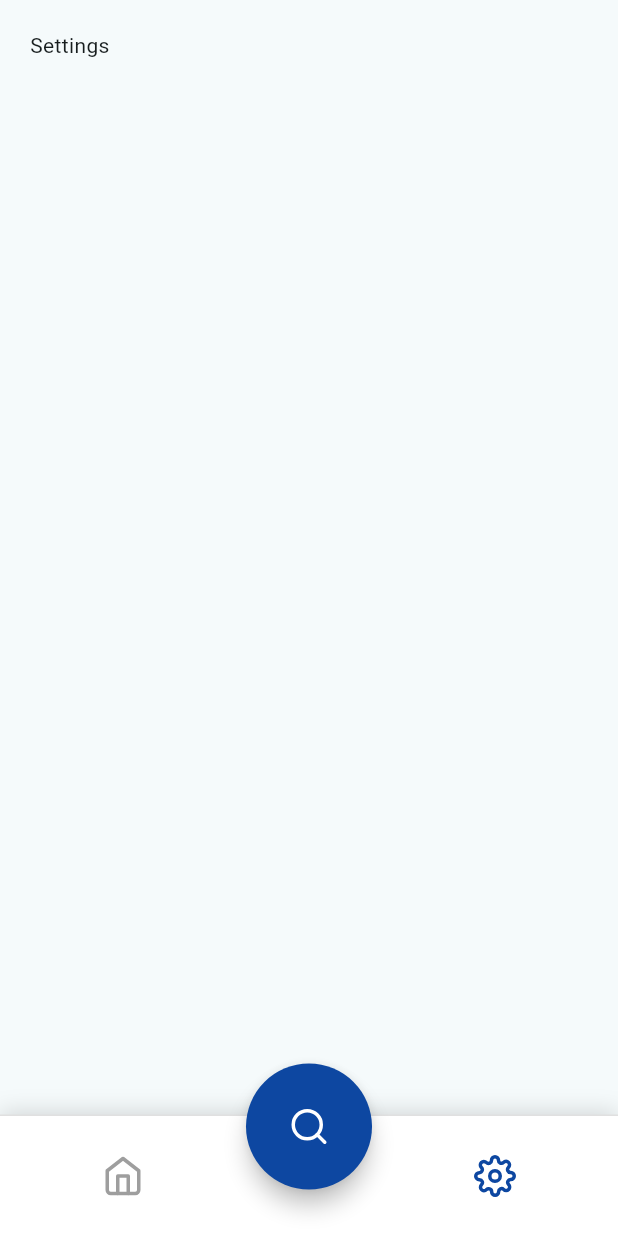
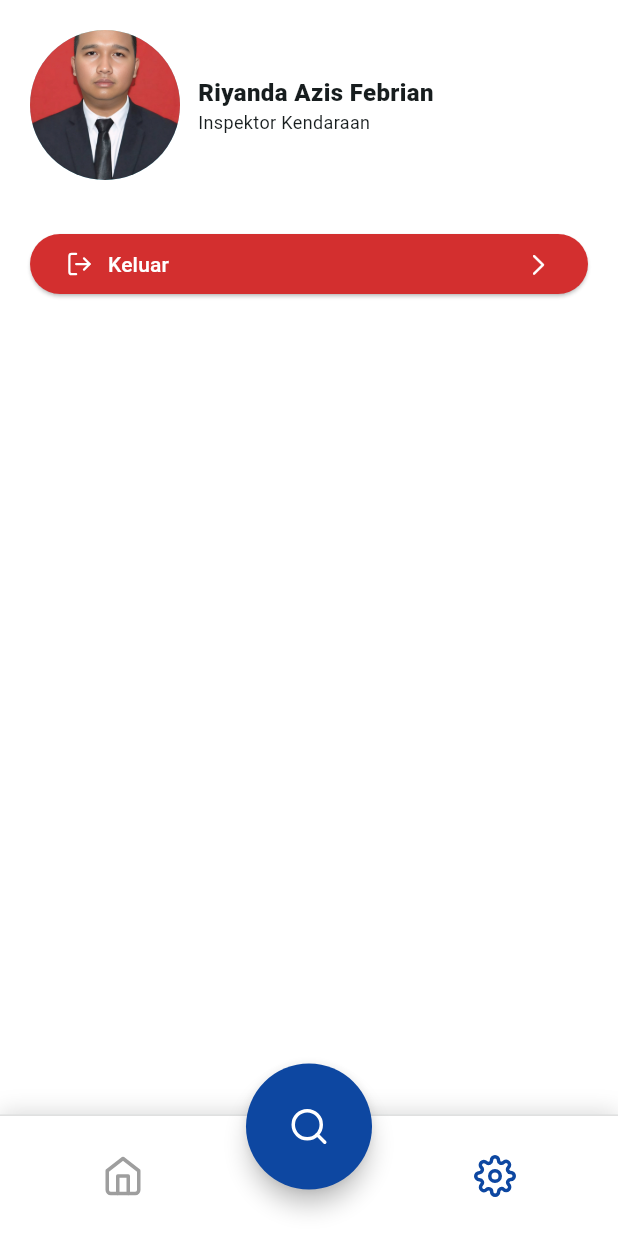
Before and after one commit to Chevyosa/petrosafe_app, a Flutter app: the screen it shows after launch, after a tap on an icon or button, on a phone screen of 412 x 824 dp. Run offline on Flutter 3.47's test engine with Material 3 defaults, Android fonts, the phone set to English and light mode, and no system bars; our stand-ins replace flutter_feather_icons.

Commit message:
Created Settings Page

```diff
--- a/lib/widgets/settings/content_settings.dart
+++ b/lib/widgets/settings/content_settings.dart
@@ -1,17 +1,77 @@
+import 'package:flutter/cupertino.dart';
 import 'package:flutter/material.dart';
+import 'package:flutter_feather_icons/flutter_feather_icons.dart';
 
 class SettingsContent extends StatelessWidget {
   const SettingsContent({super.key});
 
   @override
   Widget build(BuildContext context) {
-    return (Scaffold(
+    const logoutIcon = Icon(FeatherIcons.logOut, color: Colors.white);
+    const rightArrow = Icon(CupertinoIcons.chevron_right, color: Colors.white);
+
+    return Scaffold(
+      backgroundColor: Colors.white,
       body: SafeArea(
         child: Padding(
           padding: EdgeInsets.all(20),
-          child: Column(children: <Widget>[Text("Settings")]),
+          child: Column(
+            children: <Widget>[
+              Row(
+                children: <Widget>[
+                  CircleAvatar(
+                    backgroundImage: AssetImage(
+                      "lib/assets/images/userphoto.jpeg",
+                    ),
+                    radius: 50,
+                  ),
+
+                  SizedBox(width: 12),
+
+                  Column(
+                    crossAxisAlignment: CrossAxisAlignment.start,
+                    children: <Widget>[
+                      Text(
+                        "Riyanda Azis Febrian",
+                        style: TextStyle(
+                          fontSize: 16,
+                          fontWeight: FontWeight.w800,
+                        ),
+                      ),
+                      Text(
+                        "Inspektor Kendaraan",
+                        style: TextStyle(fontSize: 12),
+                      ),
+                    ],
+                  ),
+                ],
+              ),
+
+              SizedBox(height: 32),
+
+              ElevatedButton(
+                style: ElevatedButton.styleFrom(
+                  backgroundColor: Colors.red[700],
+                ),
+                onPressed: () => {},
+                child: Row(
+                  children: <Widget>[
+                    Row(
+                      children: <Widget>[
+                        logoutIcon,
+                        SizedBox(width: 10),
+                        Text("Keluar", style: TextStyle(color: Colors.white)),
+                      ],
+                    ),
+                    Spacer(),
+                    rightArrow,
+                  ],
+                ),
+              ),
+            ],
+          ),
         ),
       ),
-    ));
+    );
   }
 }
```
